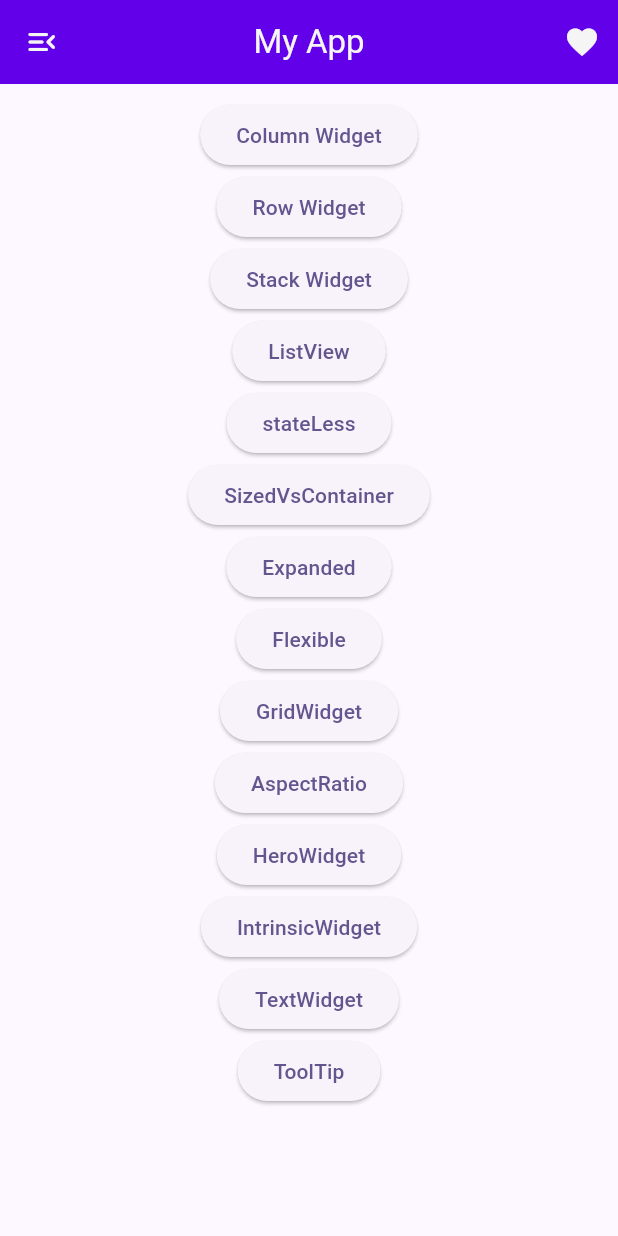
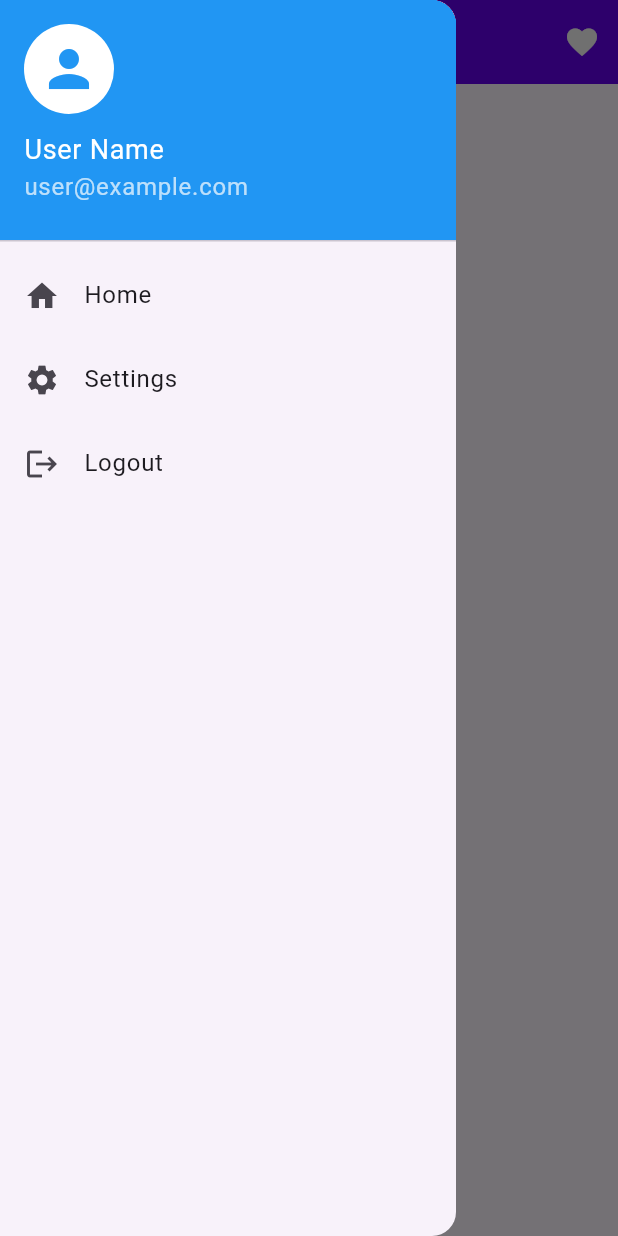
Before and after one commit to TushalKaklottar/practice_code, a Flutter app: the screen it shows after launch, with the side drawer open (before the commit the screen has no drawer), on a phone screen of 412 x 824 dp. Run offline on Flutter 3.47's test engine with Material 3 defaults, Android fonts, the phone set to English and light mode, and no system bars.

Commit message:
31-03-2025 || KT

```diff
--- a/lib/modules/home/home_view.dart
+++ b/lib/modules/home/home_view.dart
@@ -14,10 +14,6 @@ class _MyHomePageState extends State<MyHomePage> {
   Widget build(BuildContext context) {
     return Scaffold(
       appBar: AppBar(
-        leading: const Icon(
-          Icons.menu_open_rounded,
-          color: AppColors.background,
-        ),
         centerTitle: true,
         backgroundColor: AppColors.primary,
         title: const Text(
@@ -33,6 +29,46 @@ class _MyHomePageState extends State<MyHomePage> {
           ),
         ],
         actionsIconTheme: const IconThemeData(color: AppColors.background),
+      ),
+      drawer: Drawer(
+        child: ListView(
+          padding: EdgeInsets.zero,
+          children: [
+            const DrawerHeader(
+              decoration: BoxDecoration(color: Colors.blue),
+              child: Column(
+                crossAxisAlignment: CrossAxisAlignment.start,
+                children: [
+                  CircleAvatar(
+                    backgroundColor: Colors.white,
+                    radius: 30,
+                    child: Icon(Icons.person, size: 40, color: Colors.blue),
+                  ),
+                  SizedBox(height: 10),
+                  Text("User Name",
+                      style: TextStyle(color: Colors.white, fontSize: 18)),
+                  Text("user@example.com",
+                      style: TextStyle(color: Colors.white70)),
+                ],
+              ),
+            ),
+            ListTile(
+              leading: const Icon(Icons.home),
+              title: const Text("Home"),
+              onTap: () => Navigator.pop(context),
+            ),
+            ListTile(
+              leading: Icon(Icons.settings),
+              title: Text("Settings"),
+              onTap: () => Navigator.pop(context),
+            ),
+            ListTile(
+              leading: const Icon(Icons.logout),
+              title: const Text("Logout"),
+              onTap: () => Navigator.pop(context),
+            ),
+          ],
+        ),
       ),
       body: Padding(
         padding: const EdgeInsets.only(top: 10, bottom: 10),
--- a/lib/modules/toolTip_wrap/tool_wrap.dart
+++ b/lib/modules/toolTip_wrap/tool_wrap.dart
@@ -6,6 +6,10 @@ class ToolTipWidget extends StatelessWidget {
   @override
   Widget build(BuildContext context) {
     return Scaffold(
+      appBar: AppBar(
+        title: const Text("ToolTip / Wrap"),
+        backgroundColor: Colors.orange,
+      ),
       body: Center(
         child: Column(
           mainAxisAlignment: MainAxisAlignment.center,
@@ -38,11 +42,16 @@ class ToolTipWidget extends StatelessWidget {
               child:
                   const Text("Hover over me", style: TextStyle(fontSize: 18)),
             ),
+            const SizedBox(
+              height: 10,
+            ),
             const Wrap(
               spacing: 10, // Horizontal gap
               runSpacing: 10, // Vertical gap
               children: [
-                Chip(label: Text("Flutter Dart Flutter")),
+                Chip(
+                  label: Text("Flutter Dart Flutter"),
+                ),
                 Chip(label: Text("Dart")),
                 Chip(label: Text("GetX")),
                 Chip(label: Text("Firebase")),
```
